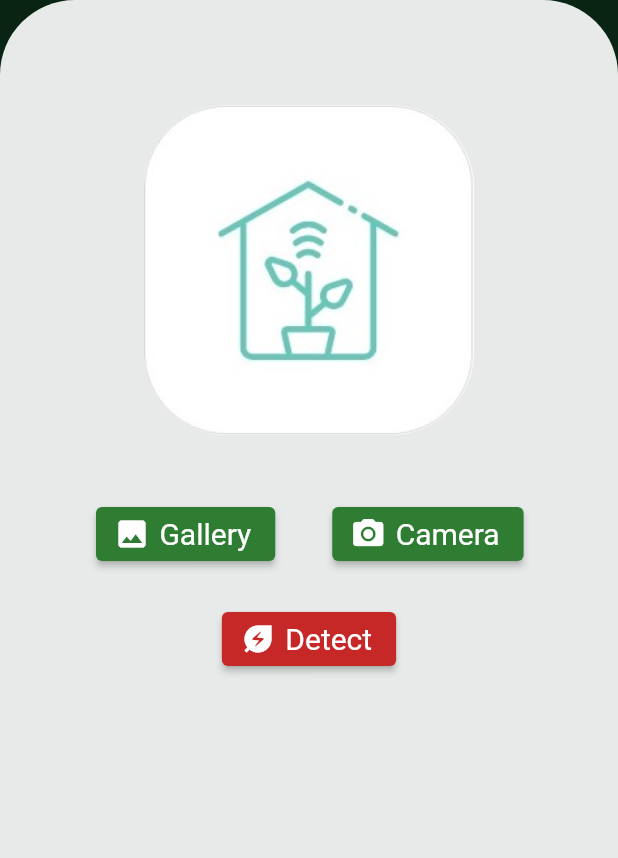
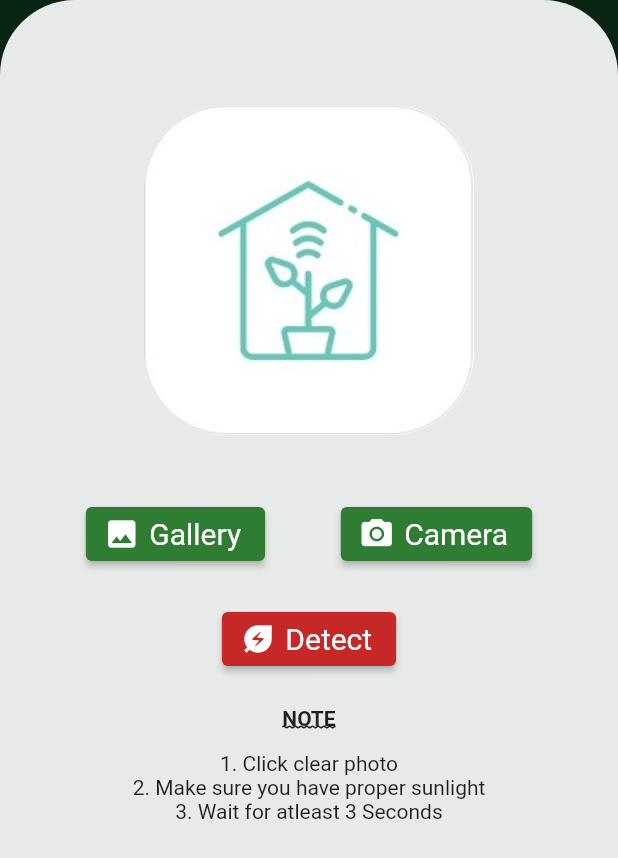
Before and after one commit to harshad-07/autoagro, a Flutter app: the DiseaseDetection screen opened by its route, on a phone screen of 412 x 824 dp. Shown: the top 858 px of the screen. Run offline on Flutter 3.47's test engine with Material 2 defaults, Android fonts, the light colour scheme and no system bars; our stand-ins replace carousel_slider, cloud_firestore, firebase_auth, firebase_core, firebase_storage, flutter_svg and 9 more; missing offline and left inert: easy_image_viewer, fl_country_code_picker, tflite_v2; accounts and stored records are empty.

Commit message:
multiple languages support added(20%)

```diff
--- /dev/null
+++ b/lib/language/locale.dart
@@ -0,0 +1,61 @@
+import 'package:get/get.dart';
+
+class LocaleStrings extends Translations {
+  @override
+  Map<String, Map<String, String>> get keys => {
+        'en_US': {
+          'NOTE': 'NOTE',
+          'note_1': '1. Click clear photo',
+          'note_2': '2. Make sure you have proper sunlight',
+          'note_3': '3. Wait for atleast 3 Seconds',
+          'Gallery': 'Gallery',
+          'Camera': 'Camera',
+          'Detect': 'Detect',
+          'change': 'Change the language?',
+          'Services': 'Services',
+          'Weather': 'Weather',
+          'today': 'Today',
+          'next': 'Next Days',
+          'logout': 'Logout',
+          'logout?': 'Are you sure you want to logout?',
+          'Yes': 'Yes',
+          'No': 'No',
+        },
+        'hi_IN': {
+          'NOTE': 'टिप्पणी',
+          'note_1': '1. क्लियर फोटो पर क्लिक करें',
+          'note_2': '2. सुनिश्चित करें कि आपको उचित धूप मिले',
+          'note_3': '3. कम से कम 3 सेकंड तक रुकें',
+          'Gallery': 'गैलरी',
+          'Camera': 'कैमरा',
+          'Detect': 'पता लगाना',
+          'change': 'भाषा बदलें?',
+          'Services': 'सेवा',
+          'Weather': 'मौसम',
+          'today': 'आज',
+          'next': 'अगले दिन',
+          'logout': 'लॉग आउट',
+          'logout?': 'क्या आप लॉग आउट करना चाहते हैं?',
+          'Yes': 'हाँ',
+          'No': 'नहीं',
+        },
+        'mr_IN': {
+          'NOTE': 'टीप',
+          'note_1': '1. फोटो साफ करा क्लिक करा',
+          'note_2': '2. तुमच्याकडे योग्य सूर्यप्रकाश असल्याची खात्री करा',
+          'note_3': '3. किमान 3 सेकंद प्रतीक्षा करा',
+          'Gallery': 'गॅलरी',
+          'Camera': 'कॅमेरा',
+          'Detect': 'शोधा',
+          'change': 'भाषा बदलायची?',
+          'Services': 'सेवा',
+          'Weather': 'हवामान',
+          'today': 'आज',
+          'next': 'पुढील दिवस',
+          'logout': 'बाहेर पडणे',
+          'logout?': 'तुमची खात्री आहे की तुम्ही लॉगआउट करू इच्छिता?',
+          'Yes': 'होय',
+          'No': 'नाही',
+        }
+      };
+}
--- a/lib/main.dart
+++ b/lib/main.dart
@@ -1,9 +1,11 @@
+import 'package:autoagro_firebase/language/locale.dart';
 import 'package:autoagro_firebase/provider/auth_provider.dart';
 // import 'package:autoagro_firebase/screen/login/login_page.dart';
 import 'package:autoagro_firebase/screen/login/options_page.dart';
 import 'package:autoagro_firebase/screen/login/splash_screen.dart';
 import 'package:firebase_core/firebase_core.dart';
 import 'package:flutter/material.dart';
+import 'package:get/get.dart';
 import 'package:provider/provider.dart';
 import 'firebase_options.dart';
 
@@ -36,7 +38,9 @@ class MyApp extends StatelessWidget {
       providers: [
         ChangeNotifierProvider(create: (_) => AuthProvider()),
       ],
-      child: MaterialApp(
+      child: GetMaterialApp(
+        translations: LocaleStrings(),
+        locale: Locale('en', 'US'),
         debugShowCheckedModeBanner: false,
         home: SplashScreen(),
         routes: {
--- a/lib/screen/diseaseDetection/disease_detection.dart
+++ b/lib/screen/diseaseDetection/disease_detection.dart
@@ -3,6 +3,7 @@ import 'dart:typed_data';
 
 import 'package:flutter/material.dart';
 import 'package:flutter/services.dart';
+import 'package:get/get.dart';
 import 'package:image_picker/image_picker.dart';
 
 import 'package:easy_image_viewer/easy_image_viewer.dart';
@@ -206,8 +207,8 @@ class _DiseaseDetectionState extends State<DiseaseDetection> {
                   height: 42,
                 ),
                 Row(
+                  mainAxisAlignment: MainAxisAlignment.spaceAround,
                   children: [
-                    SizedBox(width: 32),
                     ElevatedButton.icon(
                         style: ElevatedButton.styleFrom(
                             backgroundColor: Colors.green.shade800,
@@ -215,8 +216,7 @@ class _DiseaseDetectionState extends State<DiseaseDetection> {
                         // onPressed: () {pickimage_gallery();},
                         onPressed: () => getImage(ImageSource.gallery),
                         icon: Icon(Icons.photo),
-                        label: Text("Gallery")),
-                    SizedBox(width: 38),
+                        label: Text("Gallery".tr)),
                     ElevatedButton.icon(
                         style: ElevatedButton.styleFrom(
                             backgroundColor: Colors.green.shade800,
@@ -224,7 +224,7 @@ class _DiseaseDetectionState extends State<DiseaseDetection> {
                         // onPressed: () {pickimage_camera();},
                         onPressed: () => getImage(ImageSource.camera),
                         icon: Icon(Icons.camera_alt),
-                        label: Text("Camera")),
+                        label: Text("Camera".tr)),
                   ],
                 ),
                 SizedBox(height: 22),
@@ -235,10 +235,31 @@ class _DiseaseDetectionState extends State<DiseaseDetection> {
                     // onPressed: () {},
                     onPressed: () => predictImage(image!),
                     icon: Icon(Icons.energy_savings_leaf),
-                    label: Text("Detect")),
+                    label: Text("Detect".tr)),
+                SizedBox(height: 21),
+                rule(context),
               ],
             )),
       ),
     );
   }
+
+  Widget rule(BuildContext context) {
+    return Column(
+      children: [
+        Text("NOTE".tr,
+            style: TextStyle(
+                fontWeight: FontWeight.bold,
+                decoration: TextDecoration.underline,
+                decorationStyle: TextDecorationStyle.wavy,
+                decorationThickness: 1.4)),
+        SizedBox(height: 14),
+        Text("note_1".tr),
+        Text("note_2".tr),
+        Text("note_3".tr),
+        // Text("data"),
+        // Text("data"),
+      ],
+    );
+  }
 }
```
Also changed, not shown: lib/screen/weather/widgets/daily_weather_widget.dart (+18 -12 lines), lib/screen/weather/widgets/hourly_weather_widget.dart (+27 -14 lines), lib/widgets/home_appbar_navbar.dart (+38 -10 lines).
